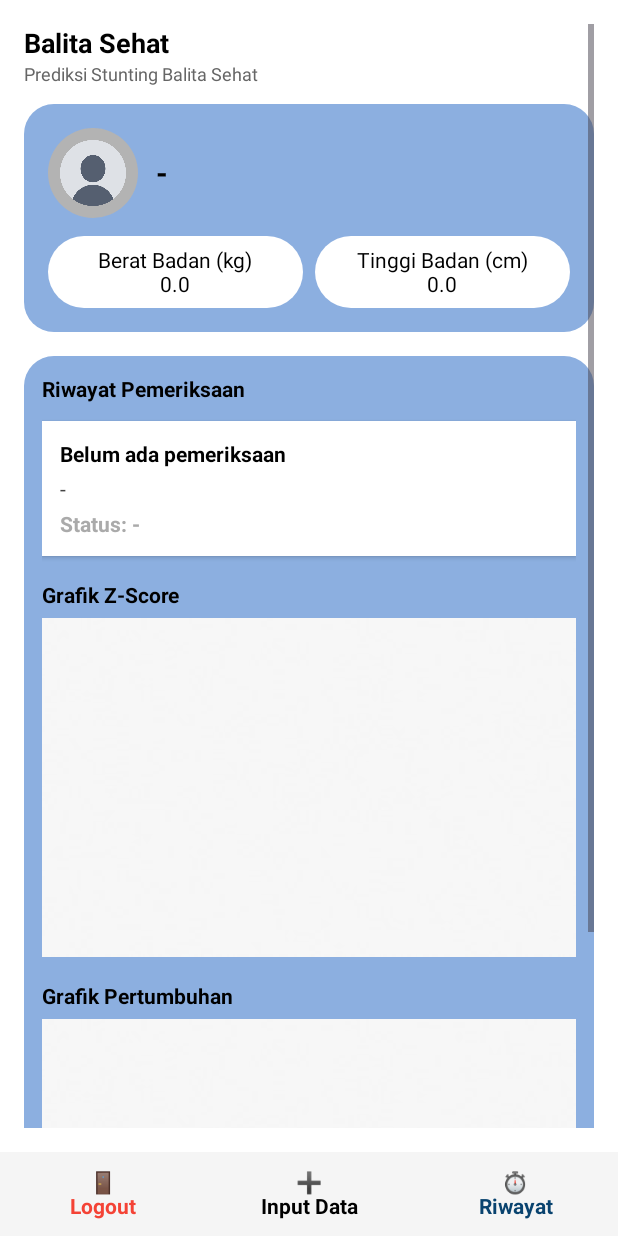
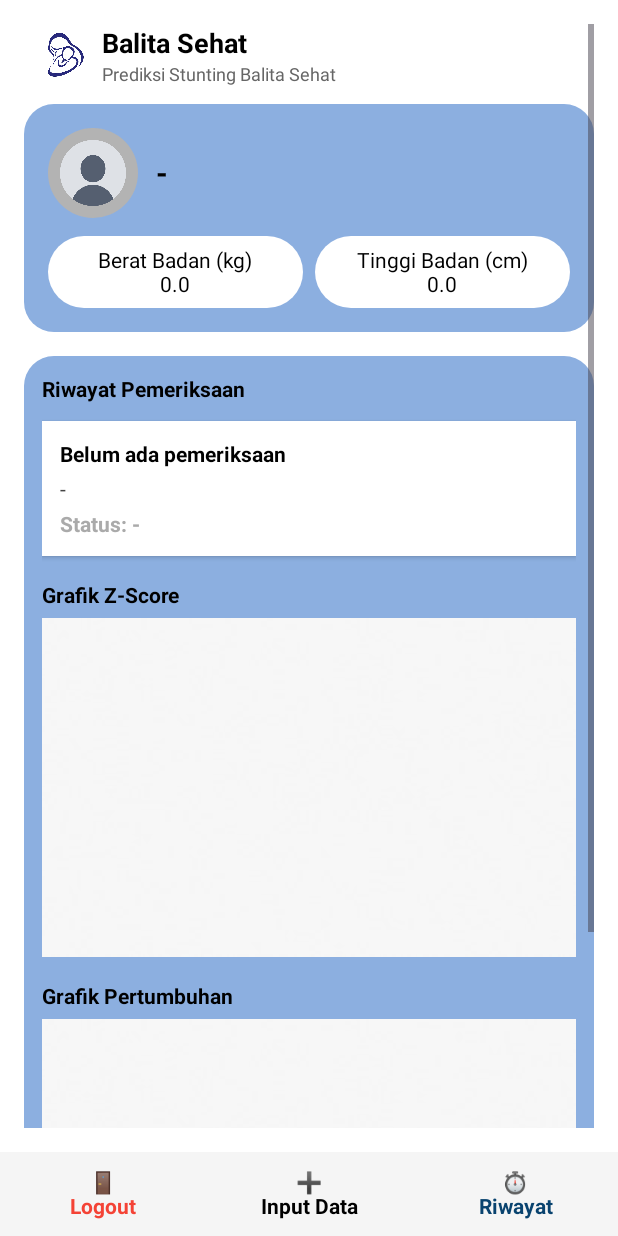
Before and after one commit to Wyzerian/BalitaSehat, an Android app: the MainActivity screen opened directly, with no data from a screen before it, on a phone screen of 412 x 824 dp. Run offline under Robolectric (Android 15) with nearby library versions, the light colour scheme and no system bars; pictures from the network do not load.

Commit message:
Update beranda

```diff
--- a/app/src/main/res/layout/activity_main.xml
+++ b/app/src/main/res/layout/activity_main.xml
@@ -18,6 +18,22 @@
             android:orientation="vertical">
 
             <!-- HEADER -->
+            <LinearLayout
+                android:layout_width="wrap_content"
+                android:layout_height="match_parent"
+                android:orientation="horizontal">
+
+                <ImageView
+                    android:layout_width="40dp"
+                    android:layout_height="40dp"
+                    android:layout_marginHorizontal="6dp"
+                    android:src="@drawable/ic_logo_balitasehat"
+                    android:scaleType="centerCrop"/>
+
+                <LinearLayout
+                    android:layout_width="match_parent"
+                    android:layout_height="wrap_content"
+                    android:orientation="vertical">
                     <TextView
                         android:id="@+id/tvNamaAnak"
                         android:layout_width="wrap_content"
@@ -35,6 +51,8 @@
                         android:text="Prediksi Stunting Balita Sehat"
                         android:textColor="#666666"
                         android:textSize="12sp" />
+                </LinearLayout>
+            </LinearLayout>
 
             <!-- LOGO -->
             <!-- CARD DATA ANAK -->
```
Lines whose indentation alone changed are shown as unchanged.
